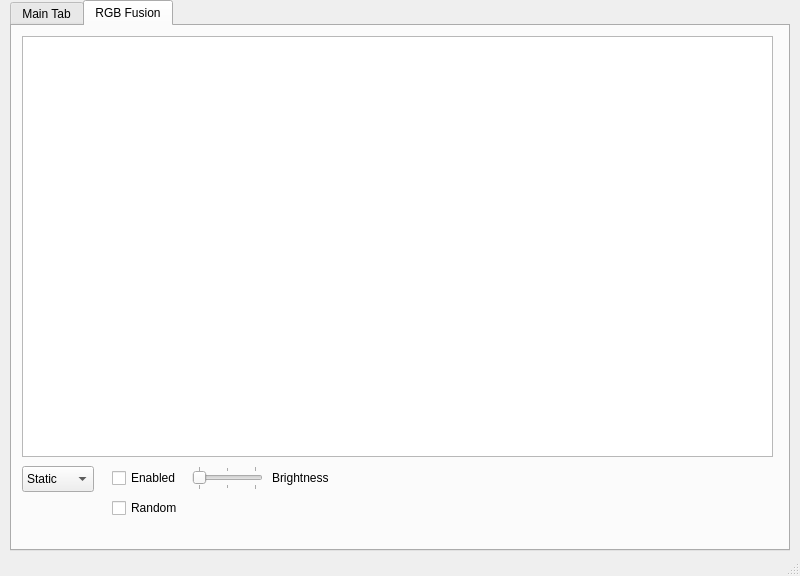
tangalbert919/AeroControlCenter, file src/mainwindow.ui: the form before one commit.
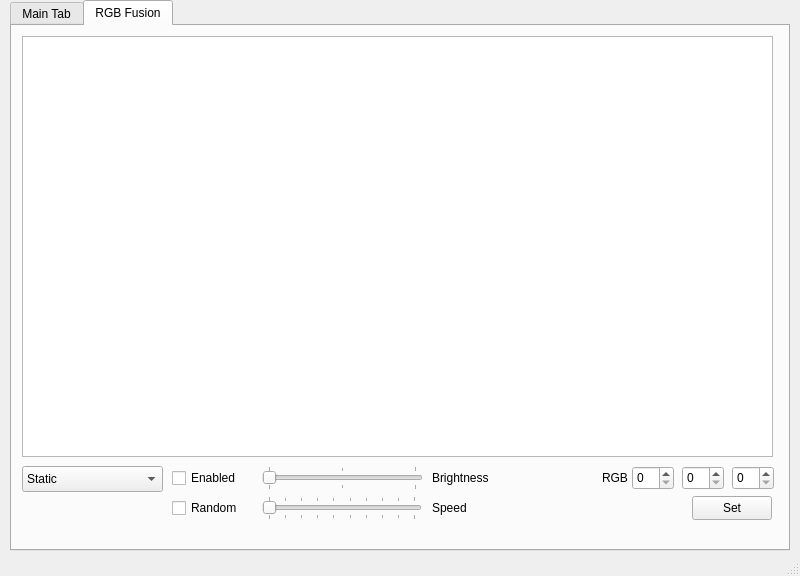
The form after the commit.

Commit message: Add missing parts to RGB UI

Patch:
```diff
--- a/src/mainwindow.ui
+++ b/src/mainwindow.ui
@@ -280,7 +280,7 @@
        <rect>
         <x>10</x>
         <y>440</y>
-        <width>72</width>
+        <width>141</width>
         <height>26</height>
        </rect>
       </property>
@@ -373,7 +373,7 @@
      <widget class="QCheckBox" name="rgbEnabled">
       <property name="geometry">
        <rect>
-        <x>100</x>
+        <x>160</x>
         <y>440</y>
         <width>84</width>
         <height>24</height>
@@ -386,7 +386,7 @@
      <widget class="QCheckBox" name="rgbRandom">
       <property name="geometry">
        <rect>
-        <x>100</x>
+        <x>160</x>
         <y>470</y>
         <width>84</width>
         <height>24</height>
@@ -399,9 +399,9 @@
      <widget class="QSlider" name="rgbBrightnessSlider">
       <property name="geometry">
        <rect>
-        <x>180</x>
+        <x>250</x>
         <y>440</y>
-        <width>71</width>
+        <width>161</width>
         <height>24</height>
        </rect>
       </property>
@@ -421,7 +421,7 @@
      <widget class="QLabel" name="rgbBrightnessLabel">
       <property name="geometry">
        <rect>
-        <x>260</x>
+        <x>420</x>
         <y>440</y>
         <width>71</width>
         <height>24</height>
@@ -441,6 +441,103 @@
        </rect>
       </property>
      </widget>
+     <widget class="QSlider" name="rgbSpeedSlider">
+      <property name="geometry">
+       <rect>
+        <x>250</x>
+        <y>470</y>
+        <width>160</width>
+        <height>24</height>
+       </rect>
+      </property>
+      <property name="minimum">
+       <number>1</number>
+      </property>
+      <property name="maximum">
+       <number>10</number>
+      </property>
+      <property name="pageStep">
+       <number>2</number>
+      </property>
+      <property name="orientation">
+       <enum>Qt::Horizontal</enum>
+      </property>
+      <property name="tickPosition">
+       <enum>QSlider::TicksBothSides</enum>
+      </property>
+      <property name="tickInterval">
+       <number>1</number>
+      </property>
+     </widget>
+     <widget class="QLabel" name="rgbSpeedLabel">
+      <property name="geometry">
+       <rect>
+        <x>420</x>
+        <y>470</y>
+        <width>57</width>
+        <height>24</height>
+       </rect>
+      </property>
+      <property name="text">
+       <string>Speed</string>
+      </property>
+     </widget>
+     <widget class="QSpinBox" name="rgbRedBox">
+      <property name="geometry">
+       <rect>
+        <x>620</x>
+        <y>440</y>
+        <width>42</width>
+        <height>24</height>
+       </rect>
+      </property>
+     </widget>
+     <widget class="QSpinBox" name="rgbGreenBox">
+      <property name="geometry">
+       <rect>
+        <x>670</x>
+        <y>440</y>
+        <width>42</width>
+        <height>24</height>
+       </rect>
+      </property>
+     </widget>
+     <widget class="QSpinBox" name="rgbBlueBox">
+      <property name="geometry">
+       <rect>
+        <x>720</x>
+        <y>440</y>
+        <width>42</width>
+        <height>24</height>
+       </rect>
+      </property>
+     </widget>
+     <widget class="QLabel" name="label">
+      <property name="geometry">
+       <rect>
+        <x>590</x>
+        <y>440</y>
+        <width>31</width>
+        <height>24</height>
+       </rect>
+      </property>
+      <property name="text">
+       <string>RGB</string>
+      </property>
+     </widget>
+     <widget class="QPushButton" name="rgbSetBtn">
+      <property name="geometry">
+       <rect>
+        <x>680</x>
+        <y>470</y>
+        <width>80</width>
+        <height>24</height>
+       </rect>
+      </property>
+      <property name="text">
+       <string>Set</string>
+      </property>
+     </widget>
     </widget>
    </widget>
   </widget>
```
